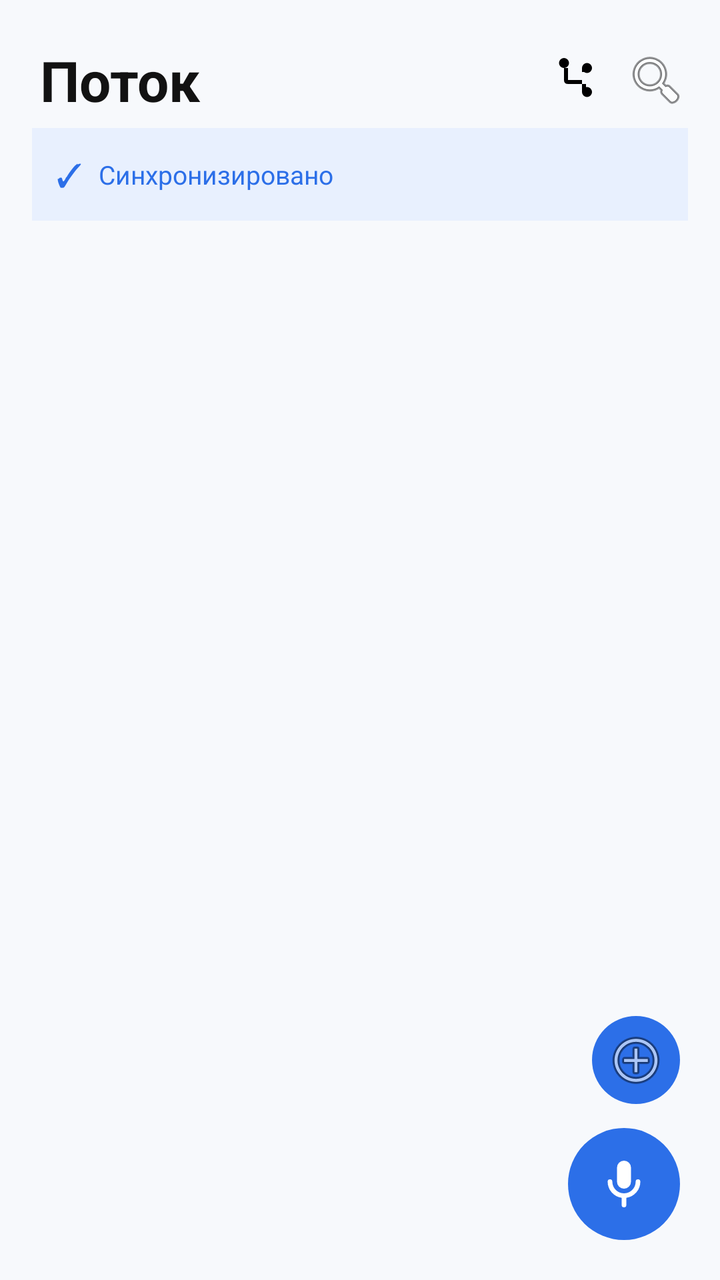
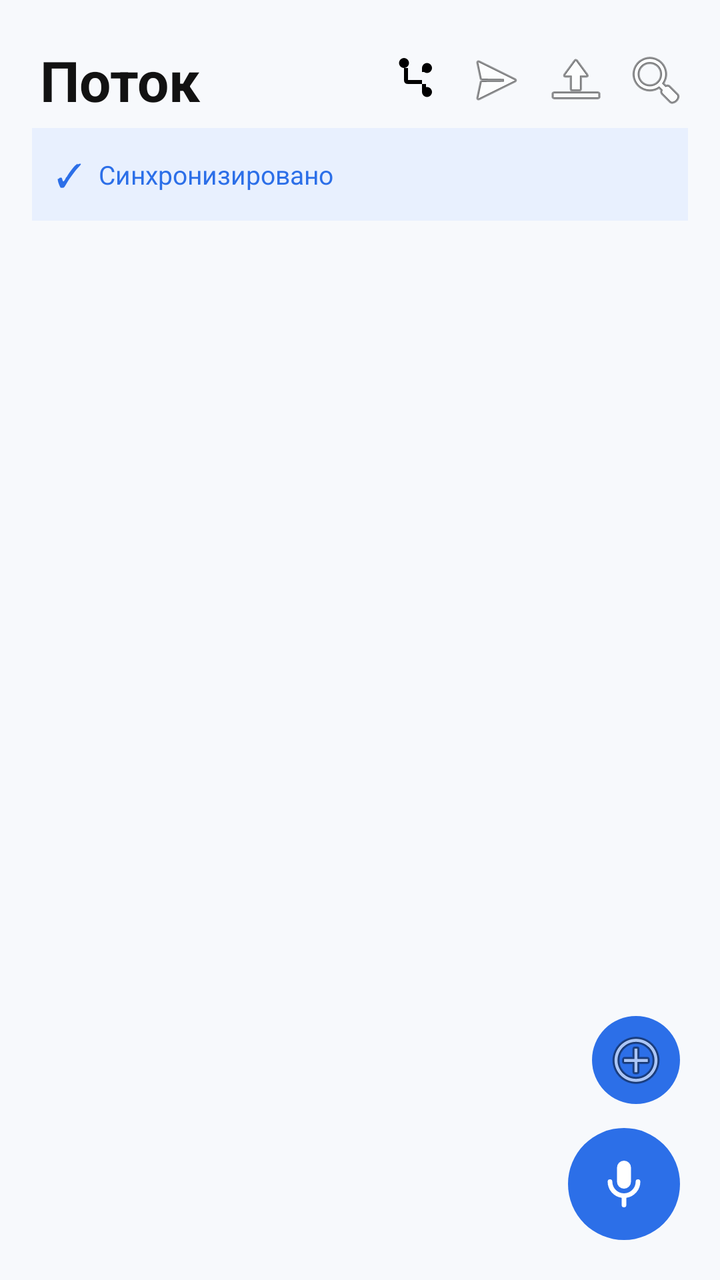

Before-and-after screenshots of an Android layout around one commit, followed by the original layout XML and the change that was made.
<!-- AndroidManifest.xml: application theme Theme.VoiceNotes -->
<!-- res/layout/activity_main.xml -->
<?xml version="1.0" encoding="utf-8"?>
<FrameLayout xmlns:android="http://schemas.android.com/apk/res/android"
    android:layout_width="match_parent"
    android:layout_height="match_parent"
    android:background="@color/bg_app">

    <LinearLayout
        android:layout_width="match_parent"
        android:layout_height="match_parent"
        android:orientation="vertical">

        <LinearLayout
            android:layout_width="match_parent"
            android:layout_height="wrap_content"
            android:orientation="horizontal"
            android:paddingLeft="20dp"
            android:paddingRight="12dp"
            android:paddingTop="20dp"
            android:paddingBottom="4dp"
            android:gravity="center_vertical">

            <TextView
                android:layout_width="0dp"
                android:layout_height="wrap_content"
                android:layout_weight="1"
                android:textSize="28sp"
                android:textColor="@color/text_primary"
                android:textStyle="bold"
                android:text="Поток" />

            <ImageButton
                android:id="@+id/devToggle"
                android:layout_width="40dp"
                android:layout_height="40dp"
                android:background="?android:attr/selectableItemBackground"
                android:src="@drawable/ic_dev"
                android:scaleType="centerInside"
                android:contentDescription="Только развитые" />

            <ImageButton
                android:id="@+id/searchBtn"
                android:layout_width="40dp"
                android:layout_height="40dp"
                android:background="?android:attr/selectableItemBackground"
                android:src="@android:drawable/ic_menu_search"
                android:scaleType="centerInside"
                android:contentDescription="Поиск" />
        </LinearLayout>

        <LinearLayout
            android:id="@+id/syncBanner"
            android:layout_width="match_parent"
            android:layout_height="wrap_content"
            android:orientation="horizontal"
            android:background="@color/sync_bg"
            android:padding="12dp"
            android:layout_marginLeft="16dp"
            android:layout_marginRight="16dp"
            android:layout_marginBottom="8dp"
            android:gravity="center_vertical">

            <TextView
                android:id="@+id/syncIcon"
                android:layout_width="wrap_content"
                android:layout_height="wrap_content"
                android:textSize="16sp"
                android:textColor="@color/cal_text"
                android:text="✓" />

            <TextView
                android:id="@+id/syncText"
                android:layout_width="match_parent"
                android:layout_height="wrap_content"
                android:layout_marginLeft="8dp"
                android:textSize="13sp"
                android:textColor="@color/sync_blue"
                android:text="Синхронизировано" />
        </LinearLayout>

        <HorizontalScrollView
            android:layout_width="match_parent"
            android:layout_height="wrap_content"
            android:paddingLeft="16dp"
            android:paddingRight="16dp"
            android:paddingBottom="8dp"
            android:scrollbars="none"
            android:fillViewport="true">

            <LinearLayout
                android:id="@+id/chipsRow"
                android:layout_width="wrap_content"
                android:layout_height="wrap_content"
                android:orientation="horizontal" />
        </HorizontalScrollView>

        <FrameLayout
            android:layout_width="match_parent"
            android:layout_height="0dp"
            android:layout_weight="1">

            <ListView
                android:id="@+id/notes"
                android:layout_width="match_parent"
                android:layout_height="match_parent"
                android:divider="@null"
                android:dividerHeight="0dp"
                android:paddingLeft="16dp"
                android:paddingRight="16dp"
                android:paddingBottom="96dp"
                android:clipToPadding="false"
                android:scrollbars="none" />

            <TextView
                android:id="@+id/empty"
                android:layout_width="match_parent"
                android:layout_height="wrap_content"
                android:layout_gravity="center"
                android:text="🎤 Скажите заметку на часах\nили нажмите микрофон"
                android:textSize="16sp"
                android:textColor="@color/text_secondary"
                android:gravity="center"
                android:padding="32dp"
                android:lineSpacingExtra="4dp"
                android:visibility="gone" />
        </FrameLayout>
    </LinearLayout>

            <ImageButton
                android:id="@+id/addTextBtn"
                android:layout_width="44dp"
                android:layout_height="44dp"
                android:layout_gravity="bottom|end"
                android:layout_marginRight="20dp"
                android:layout_marginBottom="88dp"
                android:background="@drawable/bg_fab"
                android:src="@android:drawable/ic_menu_add"
                android:scaleType="center"
                android:contentDescription="Текстовая заметка" />

            <ImageButton
                android:id="@+id/recFab"
                android:layout_width="56dp"
                android:layout_height="56dp"
                android:layout_gravity="bottom|end"
                android:layout_margin="20dp"
                android:background="@drawable/bg_fab"
                android:src="@drawable/ic_mic"
                android:scaleType="center"
                android:contentDescription="Запись" />

            <Button
                android:id="@+id/cancelBtn"
                android:layout_width="wrap_content"
                android:layout_height="wrap_content"
                android:layout_gravity="bottom|start"
                android:layout_margin="20dp"
                android:text="Отмена"
                android:visibility="gone"
                android:background="@drawable/bg_chip"
                android:textColor="#FF1744" />
        </FrameLayout>
<!-- resources referenced by this layout -->
<resources>
  <color name="bg_app">#F7F9FC</color>
  <color name="cal_text">#2C6FE8</color>
  <color name="sync_bg">#E8F0FE</color>
  <color name="sync_blue">#2C6FE8</color>
  <color name="text_primary">#121212</color>
  <color name="text_secondary">#8E939A</color>
  <!-- drawable bg_chip (drawable) -->
  <?xml version="1.0" encoding="utf-8"?>
  <shape xmlns:android="http://schemas.android.com/apk/res/android"
      android:shape="rectangle">
      <solid android:color="#FFFFFF" />
      <stroke android:width="1dp" android:color="#E0E0E0" />
      <corners android:radius="14dp" />
  </shape>
  <!-- drawable bg_fab (drawable) -->
  <?xml version="1.0" encoding="utf-8"?>
  <selector xmlns:android="http://schemas.android.com/apk/res/android">
      <item android:state_pressed="true">
          <shape android:shape="oval">
              <solid android:color="#1E5BC6" />
          </shape>
      </item>
      <item>
          <shape android:shape="oval">
              <solid android:color="@color/accent_blue" />
          </shape>
      </item>
  </selector>
  <!-- drawable ic_dev (drawable) -->
  <?xml version="1.0" encoding="utf-8"?>
  <vector xmlns:android="http://schemas.android.com/apk/res/android"
      android:width="24dp"
      android:height="24dp"
      android:viewportWidth="24"
      android:viewportHeight="24">
      
      <path
          android:fillColor="#FF000000"
          android:pathData="M6,3.5 m-2.5,0 a2.5,2.5 0 1,0 5,0 a2.5,2.5 0 1,0 -5,0" />
      
      <path
          android:fillColor="#FF000000"
          android:pathData="M17.5,6 m-2.5,0 a2.5,2.5 0 1,0 5,0 a2.5,2.5 0 1,0 -5,0" />
      
      <path
          android:fillColor="#FF000000"
          android:pathData="M17.5,18 m-2.5,0 a2.5,2.5 0 1,0 5,0 a2.5,2.5 0 1,0 -5,0" />
      
      <path
          android:fillColor="#FF000000"
          android:pathData="M6,6 L6,12 Q6,14 8,14 L15,14 L15,8 L17.5,8 L17.5,6 L15,6 L15,12 L8,12 L8,6 Z" />
      <path
          android:fillColor="#FF000000"
          android:pathData="M15,14 L15,18 L17.5,18 L17.5,16 L17,16 L17,14 Z" />
  </vector>
  <!-- drawable ic_mic (drawable) -->
  <?xml version="1.0" encoding="utf-8"?>
  <vector xmlns:android="http://schemas.android.com/apk/res/android"
      android:width="28dp"
      android:height="28dp"
      android:viewportWidth="24"
      android:viewportHeight="24">
      <path
          android:fillColor="#FFFFFF"
          android:pathData="M12,14a3,3 0 0 0 3,-3V5a3,3 0 0 0 -6,0v6a3,3 0 0 0 3,3z M19,11a1,1 0 0 0 -2,0 5,5 0 0 1 -10,0 1,1 0 0 0 -2,0 7,7 0 0 0 6,6.92V21a1,1 0 0 0 2,0v-3.08A7,7 0 0 0 19,11z" />
  </vector>
  <style name="Theme.VoiceNotes" parent="android:Theme.Material.Light.DarkActionBar">
          <item name="android:colorPrimary">@color/primary</item>
          <item name="android:colorPrimaryDark">@color/primary_dark</item>
          <item name="android:colorAccent">@color/accent</item>
          <item name="android:statusBarColor">@color/primary_dark</item>
      </style>
  <color name="accent_blue">#2C6FE8</color>
  <color name="primary">#2C6FE8</color>
  <color name="primary_dark">#1E5BC6</color>
  <color name="accent">#2C6FE8</color>
</resources>

<!-- the commit's change to res/layout/activity_main.xml (unified diff, before → after) -->
@@ -36,6 +36,24 @@
                 android:src="@drawable/ic_dev"
                 android:scaleType="centerInside"
                 android:contentDescription="Только развитые" />
+
+            <ImageButton
+                android:id="@+id/chatBtn"
+                android:layout_width="40dp"
+                android:layout_height="40dp"
+                android:background="?android:attr/selectableItemBackground"
+                android:src="@android:drawable/ic_menu_send"
+                android:scaleType="centerInside"
+                android:contentDescription="Чат с LLM" />
+
+            <ImageButton
+                android:id="@+id/importBtn"
+                android:layout_width="40dp"
+                android:layout_height="40dp"
+                android:background="?android:attr/selectableItemBackground"
+                android:src="@android:drawable/ic_menu_upload"
+                android:scaleType="centerInside"
+                android:contentDescription="Импорт" />
 
             <ImageButton
                 android:id="@+id/searchBtn"
